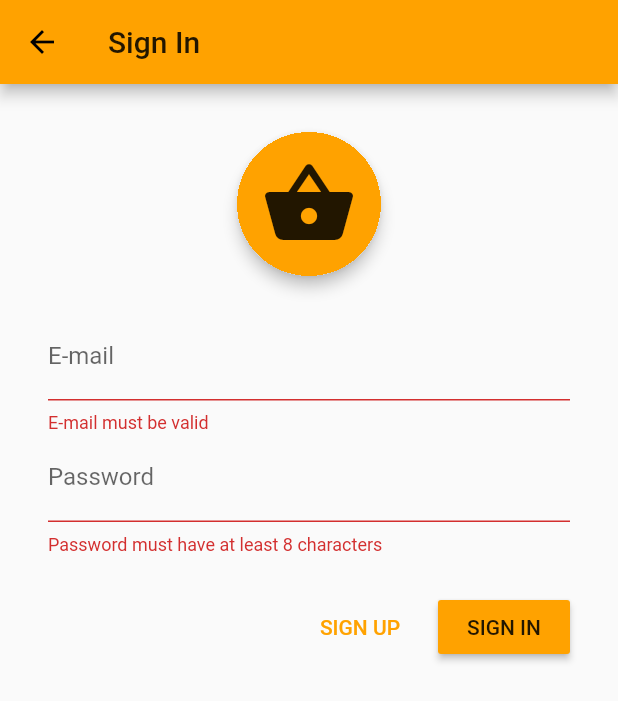
After one commit to LSViana/mobile-coffee-app, a Flutter app: the LoginPage screen opened directly, after a tap on "SIGN IN", on a phone screen of 412 x 824 dp. The commit adds this screen. Shown: the top 701 px of the screen. Run offline on Flutter 3.47's test engine with Material 2 defaults, Android fonts, the phone set to English and light mode, and no system bars; our stand-ins replace flutter_i18n, get_it, shared_preferences; accounts and stored records are empty; statements that could not run were skipped.

Commit message:
Created login screen layout

```diff
--- a/coffee_app/assets/i18n/en.json
+++ b/coffee_app/assets/i18n/en.json
@@ -1,5 +1,17 @@
 {
     "names": {
         "app": "Coffee App"
+    },
+    "signIn": {
+        "title": "Sign In",
+        "email": "E-mail",
+        "password": "Password"
+    },
+    "signUp": {
+        "title": "Sign Up"
+    },
+    "errors": {
+        "validEmail": "E-mail must be valid",
+        "validPassword": "Password must have at least 8 characters"
     }
 }
--- a/coffee_app/lib/business/transfer/authentication.dart
+++ b/coffee_app/lib/business/transfer/authentication.dart
@@ -4,7 +4,7 @@ class Authentication {
   String email;
   String password;
 
-  Authentication(this.email, this.password);
+  Authentication({this.email, this.password});
 
   Authentication.fromJson(Map<String, dynamic> json) {
     email = json["email"];
--- a/coffee_app/lib/coffee_app.dart
+++ b/coffee_app/lib/coffee_app.dart
@@ -1,4 +1,4 @@
-import 'package:coffee_app/business/ui/splash_page.dart';
+import 'package:coffee_app/ui/splash_page.dart';
 import 'package:coffee_app/definitions/theme.dart';
 import 'package:flutter/material.dart';
 import 'package:flutter_i18n/flutter_i18n_delegate.dart';
--- a/coffee_app/lib/definitions/theme.dart
+++ b/coffee_app/lib/definitions/theme.dart
@@ -2,7 +2,7 @@ import 'package:flutter/material.dart';
 
 ThemeData getCoffeeTheme() {
   return ThemeData(
-    primaryColor: Color(0xFFFFE1BF),
-    accentColor: Color(0xFFFFA200)
+    primaryColor: Color(0xFFFFA200),
+    accentColor: Color(0xFFFFE1BF),
   );
 }
--- /dev/null
+++ b/coffee_app/lib/ui/login_page.dart
@@ -0,0 +1,113 @@
+import 'package:coffee_app/business/transfer/authentication.dart';
+import 'package:coffee_app/widgets/title_icon.dart';
+import 'package:flutter/material.dart';
+import 'package:flutter_i18n/flutter_i18n.dart';
+
+class LoginPage extends StatefulWidget {
+  LoginPage({Key key}) : super(key: key);
+
+  LoginPageState createState() => LoginPageState();
+}
+
+class LoginPageState extends State<LoginPage> {
+  GlobalKey<FormState> _formKey;
+  Authentication _authentication;
+
+  Future<void> _formSubmit() async {
+    _formKey.currentState.save();
+    if (_formKey.currentState.validate()) {
+      // TODO Authenticate
+    }
+  }
+
+  Future<void> _openSignUp() async {
+    // TODO Open sign up
+    print('Open sign up');
+  }
+
+  @override
+  void initState() {
+    super.initState();
+    //
+    _authentication = Authentication();
+    _formKey = GlobalKey<FormState>();
+  }
+
+  @override
+  Widget build(BuildContext context) {
+    final theme = Theme.of(context);
+    //
+    return Scaffold(
+      appBar: AppBar(
+        title: Text(FlutterI18n.translate(context, 'signIn.title')),
+      ),
+      body: ListView(
+        padding: const EdgeInsets.all(32),
+        children: <Widget>[
+          TitleIcon(
+            icon: Icons.shopping_basket,
+          ),
+          SizedBox(height: 24),
+          Form(
+            key: _formKey,
+            child: Container(
+              child: Column(
+                mainAxisSize: MainAxisSize.min,
+                children: <Widget>[
+                  TextFormField(
+                    cursorColor: theme.primaryColor,
+                    decoration: InputDecoration(
+                      labelText: FlutterI18n.translate(context, 'signIn.email'),
+                    ),
+                    validator: (value) {
+                      if (value.length == 0)
+                        return FlutterI18n.translate(
+                            context, 'errors.validEmail');
+                      return null;
+                    },
+                    onSaved: (value) => _authentication.email = value,
+                  ),
+                  TextFormField(
+                    cursorColor: theme.primaryColor,
+                    decoration: InputDecoration(
+                      labelText:
+                          FlutterI18n.translate(context, 'signIn.password'),
+                    ),
+                    validator: (value) {
+                      if (value.length < 8)
+                        return FlutterI18n.translate(
+                            context, 'errors.validPassword');
+                      return null;
+                    },
+                    onSaved: (value) => _authentication.password = value,
+                  ),
+                ],
+              ),
+            ),
+          ),
+          SizedBox(height: 24),
+          Row(
+            mainAxisAlignment: MainAxisAlignment.end,
+            children: <Widget>[
+              FlatButton(
+                child: Text(
+                  FlutterI18n.translate(context, 'signUp.title').toUpperCase(),
+                ),
+                textColor: theme.primaryColor,
+                onPressed: _openSignUp,
+              ),
+              SizedBox(width: 8),
+              RaisedButton(
+                child: Text(
+                  FlutterI18n.translate(context, 'signIn.title').toUpperCase(),
+                ),
+                color: theme.primaryColor,
+                onPressed: _formSubmit,
+              ),
+            ],
+          )
+        ],
+      ),
+    );
+  }
+}
--- a/coffee_app/lib/business/ui/splash_page.dart
+++ b/coffee_app/lib/ui/splash_page.dart
@@ -1,3 +1,5 @@
+import 'package:coffee_app/ui/home_page.dart';
+import 'package:coffee_app/ui/login_page.dart';
 import 'package:coffee_app/business/user/user_bloc.dart';
 import 'package:coffee_app/main.dart';
 import 'package:flutter/material.dart';
@@ -40,7 +42,7 @@ class _SplashPageState extends State<SplashPage> {
               ),
               Text(FlutterI18n.translate(context, 'names.app'),
                   style:
-                      theme.textTheme.title.copyWith(color: theme.accentColor))
+                      theme.textTheme.title.copyWith(color: theme.primaryColor))
             ],
           ),
         ),
@@ -49,7 +51,10 @@ class _SplashPageState extends State<SplashPage> {
   }
 
   Future<void> handleSplashNextRoute() async {
-    final isAuthenticated = await _userBloc.isAuthenticated;
-    // TODO Send to another page
+    final isAuthenticated = await _userBloc.isAuthenticated();
+    final nextRoute = isAuthenticated ? HomePage() : LoginPage();
+    Navigator.of(context).pushReplacement(MaterialPageRoute(
+      builder: (context) => nextRoute,
+    ));
   }
 }
--- /dev/null
+++ b/coffee_app/lib/widgets/title_icon.dart
@@ -0,0 +1,28 @@
+import 'package:flutter/material.dart';
+
+class TitleIcon extends StatelessWidget {
+  final IconData icon;
+
+  const TitleIcon({Key key, this.icon}) : super(key: key);
+
+  @override
+  Widget build(BuildContext context) {
+    final theme = Theme.of(context);
+    //
+    return Material(
+      elevation: 4,
+      shape: CircleBorder(),
+      clipBehavior: Clip.hardEdge,
+      child: Container(
+        decoration: BoxDecoration(
+          color: theme.primaryColor,
+        ),
+        padding: const EdgeInsets.all(16),
+        child: Icon(
+          icon,
+          size: 64,
+        ),
+      ),
+    );
+  }
+}
```
Also changed, not shown: coffee_app/lib/ui/home_page.dart (renamed from coffee_app/lib/business/ui/home_page.dart).
